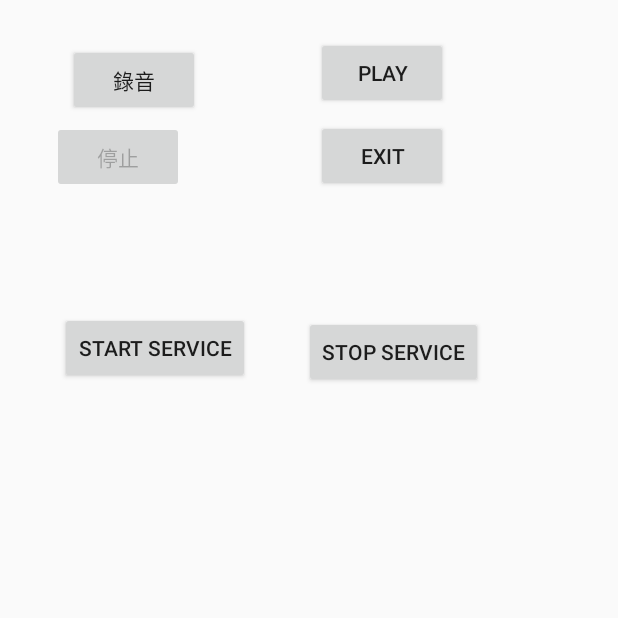
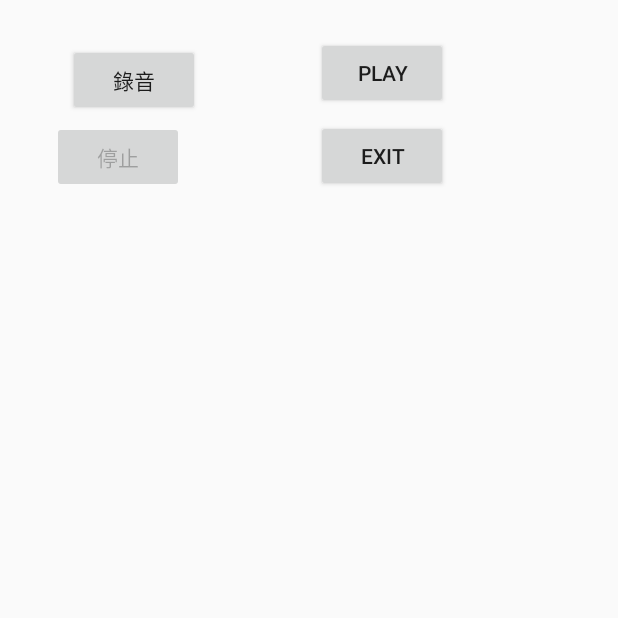
Before and after one commit to chenghyang2001/Ch02_Button, an Android app: the screen it shows after launch (MediaRecorderExample), on a phone screen of 412 x 824 dp, the top half of it. Run offline under Robolectric (Android 15) with nearby library versions, the light colour scheme and no system bars.

Commit message:
code clean at 12:20 am 20170928

```diff
--- a/app/src/main/res/layout/main.xml
+++ b/app/src/main/res/layout/main.xml
@@ -41,23 +41,23 @@
         android:layout_y="80dp"
         android:text="Exit"></Button>
 
-    <Button
-        android:id="@+id/startService"
-        android:layout_width="wrap_content"
-        android:layout_height="wrap_content"
-        android:layout_x="40dp"
-        android:layout_y="208dp"
-        android:onClick="startService"
-        android:text="Start Service"></Button>
+    <!--<Button-->
+        <!--android:id="@+id/startService"-->
+        <!--android:layout_width="wrap_content"-->
+        <!--android:layout_height="wrap_content"-->
+        <!--android:layout_x="40dp"-->
+        <!--android:layout_y="208dp"-->
+        <!--android:onClick="startService"-->
+        <!--android:text="Start Service"></Button>-->
 
-    <Button
-        android:id="@+id/stopService"
-        android:layout_width="wrap_content"
-        android:layout_height="wrap_content"
-        android:layout_x="203dp"
-        android:layout_y="211dp"
-        android:onClick="stopService"
-        android:text="Stop Service"></Button>
+    <!--<Button-->
+        <!--android:id="@+id/stopService"-->
+        <!--android:layout_width="wrap_content"-->
+        <!--android:layout_height="wrap_content"-->
+        <!--android:layout_x="203dp"-->
+        <!--android:layout_y="211dp"-->
+        <!--android:onClick="stopService"-->
+        <!--android:text="Stop Service"></Button>-->
 
 
 </AbsoluteLayout>
```
Also changed, not shown: app/src/main/java/tw/com/flag/ch02_button/BB.java (added, +74 -0 lines), app/src/main/java/tw/com/flag/ch02_button/MediaRecorderExample.java (+15 -96 lines), app/src/main/java/tw/com/flag/ch02_button/MyService.java (+2 -15 lines).
